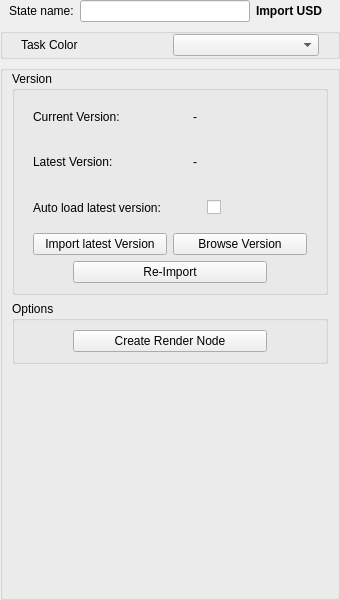
Animatect/Prism2_PluginFusion, file Fusion/Scripts/StateManagerNodes/StateUserInterfaces/fus_Legacy3D_Import.ui: the form before one commit.
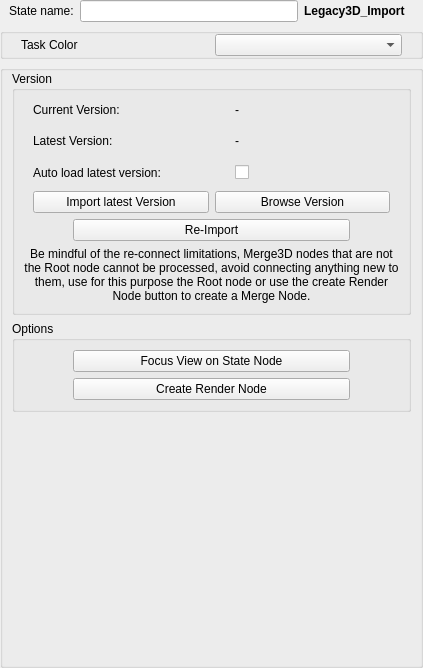
The form after the commit.

Commit message: Added functions for centering flowView, added create RenderNode functionality to state

```diff
--- a/Fusion/Scripts/StateManagerNodes/StateUserInterfaces/fus_Legacy3D_Import.ui
+++ b/Fusion/Scripts/StateManagerNodes/StateUserInterfaces/fus_Legacy3D_Import.ui
@@ -6,8 +6,8 @@
    <rect>
     <x>0</x>
     <y>0</y>
-    <width>340</width>
-    <height>600</height>
+    <width>423</width>
+    <height>668</height>
    </rect>
   </property>
   <property name="windowTitle">
@@ -73,7 +73,7 @@
          </font>
         </property>
         <property name="text">
-         <string>Import USD</string>
+         <string>Legacy3D_Import</string>
         </property>
        </widget>
       </item>
@@ -389,6 +389,16 @@
            </layout>
           </widget>
          </item>
+         <item>
+          <widget class="QLabel" name="label">
+           <property name="text">
+            <string>&lt;html&gt;&lt;head/&gt;&lt;body&gt;&lt;p align=&quot;center&quot;&gt;Be mindful of the re-connect limitations, Merge3D nodes that are not the Root node cannot be processed, avoid connecting anything new to them, use for this purpose the Root node or use the create Render Node button to create a Merge Node.&lt;/p&gt;&lt;/body&gt;&lt;/html&gt;</string>
+           </property>
+           <property name="wordWrap">
+            <bool>true</bool>
+           </property>
+          </widget>
+         </item>
         </layout>
        </widget>
       </item>
@@ -399,7 +409,64 @@
         </property>
         <layout class="QVBoxLayout" name="verticalLayout_6">
          <item>
-          <widget class="QWidget" name="f_usdScene" native="true">
+          <widget class="QWidget" name="f_viewFocus" native="true">
+           <layout class="QHBoxLayout" name="horizontalLayout_11">
+            <property name="leftMargin">
+             <number>9</number>
+            </property>
+            <property name="topMargin">
+             <number>0</number>
+            </property>
+            <property name="rightMargin">
+             <number>9</number>
+            </property>
+            <property name="bottomMargin">
+             <number>0</number>
+            </property>
+            <item>
+             <spacer name="horizontalSpacer_7">
+              <property name="orientation">
+               <enum>Qt::Horizontal</enum>
+              </property>
+              <property name="sizeType">
+               <enum>QSizePolicy::Fixed</enum>
+              </property>
+              <property name="sizeHint" stdset="0">
+               <size>
+                <width>40</width>
+                <height>20</height>
+               </size>
+              </property>
+             </spacer>
+            </item>
+            <item>
+             <widget class="QPushButton" name="b_focusView">
+              <property name="text">
+               <string>Focus View on State Node</string>
+              </property>
+             </widget>
+            </item>
+            <item>
+             <spacer name="horizontalSpacer_8">
+              <property name="orientation">
+               <enum>Qt::Horizontal</enum>
+              </property>
+              <property name="sizeType">
+               <enum>QSizePolicy::Fixed</enum>
+              </property>
+              <property name="sizeHint" stdset="0">
+               <size>
+                <width>40</width>
+                <height>20</height>
+               </size>
+              </property>
+             </spacer>
+            </item>
+           </layout>
+          </widget>
+         </item>
+         <item>
+          <widget class="QWidget" name="f_3DScene" native="true">
            <layout class="QHBoxLayout" name="horizontalLayout_10">
             <property name="leftMargin">
              <number>9</number>
```
Left out of the diff: 2 changed lines with no effect on the pictures. The commit also changes 4 other files.
